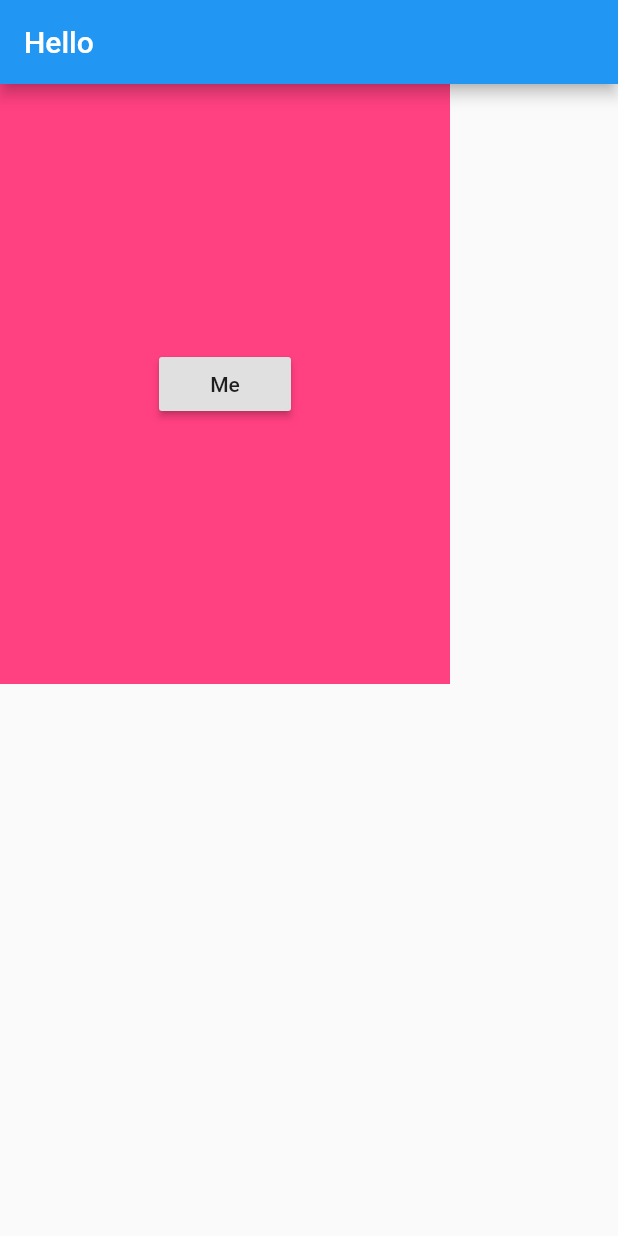
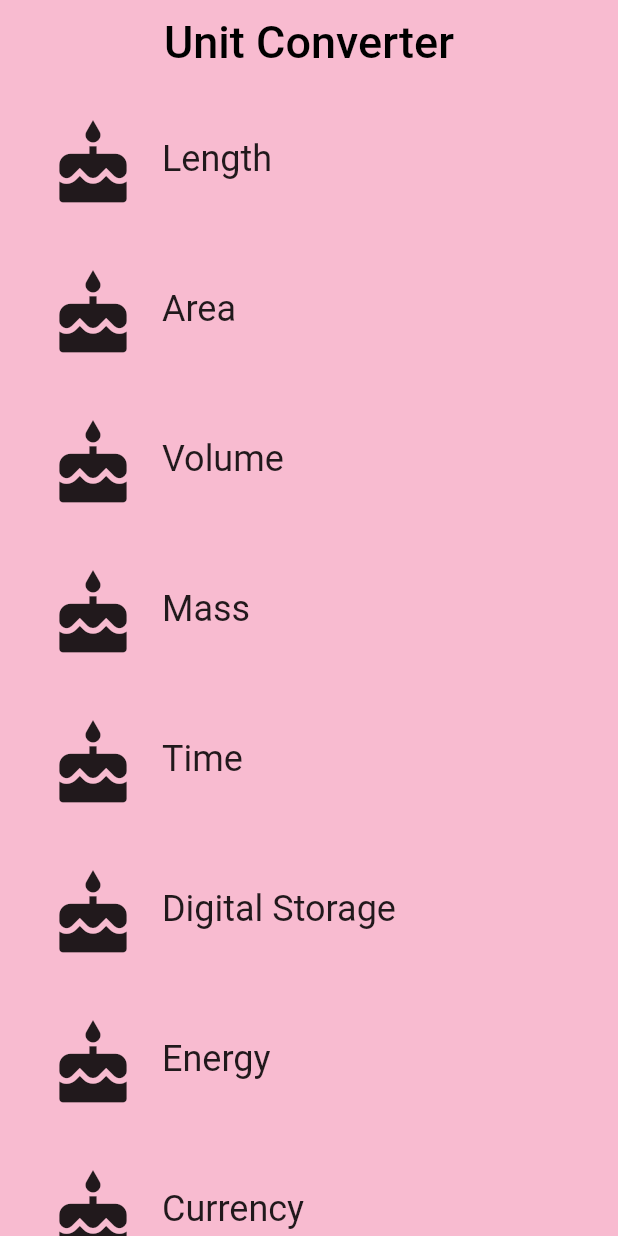
Before and after one commit to karlcode/SplitCity, a Flutter app: the screen it shows after launch, on a phone screen of 412 x 824 dp. Run offline on Flutter 3.47's test engine with Material 2 defaults, Android fonts, the phone set to English and light mode, and no system bars.

Commit message:
More tutorials

```diff
--- /dev/null
+++ b/lib/components/category.dart
@@ -0,0 +1,88 @@
+import 'package:flutter/material.dart';
+// @required is defined in the meta.dart package
+import 'package:meta/meta.dart';
+
+// We use an underscore to indicate that these variables are private.
+// See https://www.dartlang.org/guides/language/effective-dart/design#libraries
+final _rowHeight = 100.0;
+final _borderRadius = BorderRadius.circular(_rowHeight / 2);
+
+/// A custom [Category] widget.
+///
+/// The widget is composed on an [Icon] and [Text]. Tapping on the widget shows
+/// a colored [InkWell] animation.
+class Category extends StatelessWidget {
+  final String name;
+  final ColorSwatch color;
+  final IconData iconLocation;
+
+  /// Creates a [Category].
+  ///
+  /// A [Category] saves the name of the Category (e.g. 'Length'), its color for
+  /// the UI, and the icon that represents it (e.g. a ruler).
+  // While the @required checks for whether a named parameter is passed in,
+  // it doesn't check whether the object passed in is null. We check that
+  // in the assert statement.
+  const Category({
+    Key key,
+    @required this.name,
+    @required this.color,
+    @required this.iconLocation,
+  })  : assert(name != null),
+        assert(color != null),
+        assert(iconLocation != null),
+        super(key: key);
+
+  /// Builds a custom widget that shows [Category] information.
+  ///
+  /// This information includes the icon, name, and color for the [Category].
+  @override
+  // This `context` parameter describes the location of this widget in the
+  // widget tree. It can be used for obtaining Theme data from the nearest
+  // Theme ancestor in the tree. Below, we obtain the display1 text theme.
+  // See https://docs.flutter.io/flutter/material/Theme-class.html
+  Widget build(BuildContext context) {
+    return Material(
+      color: Colors.transparent,
+      child: Container(
+        height: _rowHeight,
+        child: InkWell(
+          borderRadius: _borderRadius,
+          highlightColor: color,
+          splashColor: color,
+          // We can use either the () => function() or the () { function(); }
+          // syntax.
+          onTap: () {
+            Scaffold.of(context).showSnackBar(SnackBar(content: Text('Hi Karl'),));
+          },
+          child: Padding(
+            padding: EdgeInsets.all(8.0),
+            child: Row(
+              crossAxisAlignment: CrossAxisAlignment.stretch,
+              // There are two ways to denote a list: `[]` and `List()`.
+              // Prefer to use the literal syntax, i.e. `[]`, instead of `List()`.
+              // You can add the type argument if you'd like, i.e. <Widget>[].
+              // See https://www.dartlang.org/guides/language/effective-dart/usage#do-use-collection-literals-when-possible
+              children: [
+                Padding(
+                  padding: EdgeInsets.all(16.0),
+                  child: Icon(
+                    iconLocation,
+                    size: 60.0,
+                  ),
+                ),
+                Center(
+                  child: Text(
+                    name,
+                    textAlign: TextAlign.center,
+                    style: Theme.of(context).textTheme.headline,
+                  ),
+                ),
+              ],
+            ),
+          ),
+        ),
+      ),
+    );
+  }
+}
--- /dev/null
+++ b/lib/components/category_route.dart
@@ -0,0 +1,90 @@
+// Copyright 2018 The Chromium Authors. All rights reserved.
+// Use of this source code is governed by a BSD-style license that can be
+// found in the LICENSE file.
+
+import 'package:flutter/material.dart';
+
+import 'package:myapp/components/category.dart';
+
+final _backgroundColor = Colors.pink[100];
+
+/// Category Route (screen).
+///
+/// This is the 'home' screen of the Unit Converter. It shows a header and
+/// a list of [Categories].
+///
+/// While it is named CategoryRoute, a more apt name would be CategoryScreen,
+/// because it is responsible for the UI at the route's destination.
+class CategoryRoute extends StatelessWidget {
+  const CategoryRoute();
+
+  static const _categoryNames = <String>[
+    'Length',
+    'Area',
+    'Volume',
+    'Mass',
+    'Time',
+    'Digital Storage',
+    'Energy',
+    'Currency',
+  ];
+
+  static const _baseColors = <Color>[
+    Colors.teal,
+    Colors.orange,
+    Colors.pinkAccent,
+    Colors.blueAccent,
+    Colors.yellow,
+    Colors.greenAccent,
+    Colors.purpleAccent,
+    Colors.red,
+  ];
+
+  /// Makes the correct number of rows for the list view.
+  ///
+  /// For portrait, we construct a [ListView] from the list of category widgets.
+  Widget _buildCategoryWidgets(List<Widget> categories) {
+    return ListView.builder(
+      itemBuilder: (BuildContext context, int index) => categories[index],
+      itemCount: categories.length,
+    );
+  }
+
+  @override
+  Widget build(BuildContext context) {
+    final categories = <Category>[];
+
+    for (var i = 0; i < _categoryNames.length; i++) {
+      categories.add(Category(
+        name: _categoryNames[i],
+        color: _baseColors[i],
+        iconLocation: Icons.cake,
+      ));
+    }
+
+    final listView = Container(
+      color: _backgroundColor,
+      padding: EdgeInsets.symmetric(horizontal: 8.0),
+      child: _buildCategoryWidgets(categories),
+    );
+
+    final appBar = AppBar(
+      elevation: 0.0,
+      title: Text(
+        'Unit Converter',
+        style: TextStyle(
+          color: Colors.black,
+          fontSize: 30.0,
+          fontFamily: 'Roboto'
+        ),
+      ),
+      centerTitle: true,
+      backgroundColor: _backgroundColor,
+    );
+
+    return Scaffold(
+      appBar: appBar,
+      body: listView,
+    );
+  }
+}
--- a/lib/components/menu.dart
+++ /dev/null
@@ -1,17 +0,0 @@
-import 'package:flutter/material.dart';
-
-class SecondScreen extends StatelessWidget {
-  @override
-  Widget build(BuildContext context) {
-    return Scaffold(
-      appBar: AppBar(
-        title: Text("Second Screen"),
-      ),
-      body: Center(
-        child: Image.network(
-        'https://picsum.photos/250?image=9',
-        ),
-      ),
-    );
-  }
-}
--- a/lib/main.dart
+++ b/lib/main.dart
@@ -2,33 +2,29 @@
 // Use of this source code is governed by a BSD-style license that can be
 // found in the LICENSE file.
 
+// You can read about packages here: https://flutter.io/using-packages/
 import 'package:flutter/material.dart';
 
+// You can use a relative import, i.e. `import 'category_route.dart;'` or
+// a package import, as shown below.
+// More details at http://dart-lang.github.io/linter/lints/avoid_relative_lib_imports.html
+import 'package:myapp/components/category_route.dart';
+
+/// The function that is called when main.dart is run.
 void main() {
-  runApp(MaterialApp(
-    debugShowCheckedModeBanner: false,
-    home: Scaffold(
-      appBar: AppBar(
-        title: Text('Hello'),
-      ),
-      body: HelloRectangle(),
-    ),
-  ));
+  runApp(UnitConverterApp());
 }
 
-class HelloRectangle extends StatelessWidget {
+/// This widget is the root of our application.
+///
+/// The first screen we see is a list [Categories].
+class UnitConverterApp extends StatelessWidget {
   @override
   Widget build(BuildContext context) {
-    return Container(
-      color: Colors.pinkAccent,
-      height: 400.0,
-      width: 300.0,
-      child: Center(
-        child: RaisedButton(
-          child: Text('Me'),
-          onPressed: () {print('I was tapped');},
-        )
-      ),
+    return MaterialApp(
+      debugShowCheckedModeBanner: false,
+      title: 'Unit Converter',
+      home: CategoryRoute(),
     );
   }
 }
```
Also changed, not shown: lib/components/randomWords.dart (deleted).
